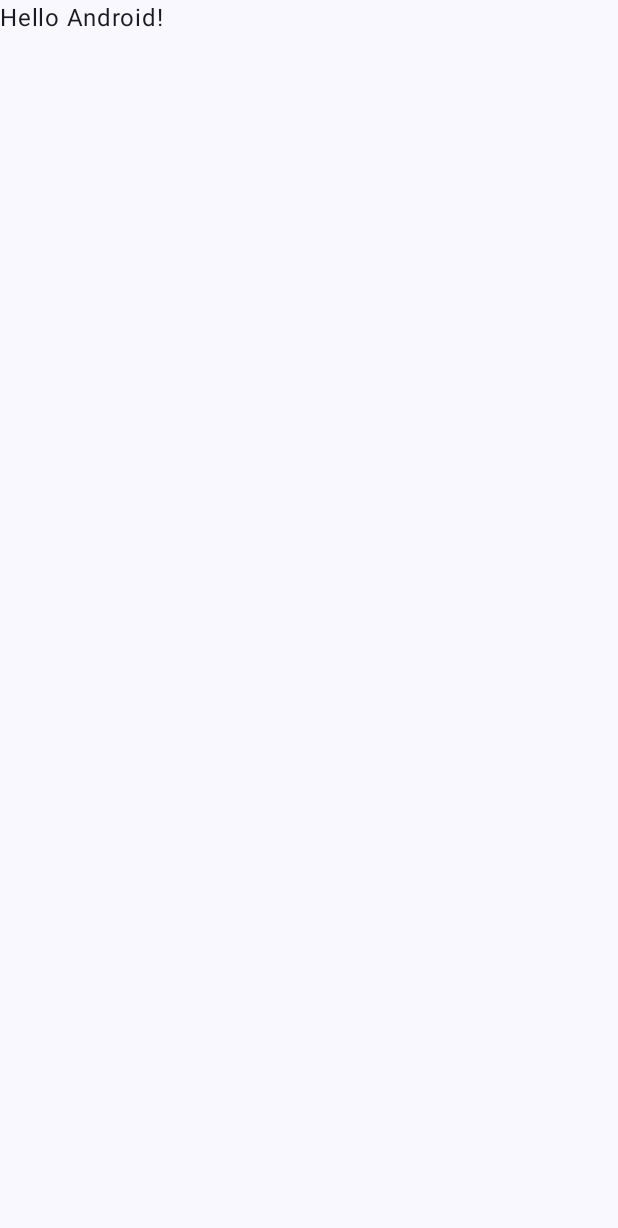
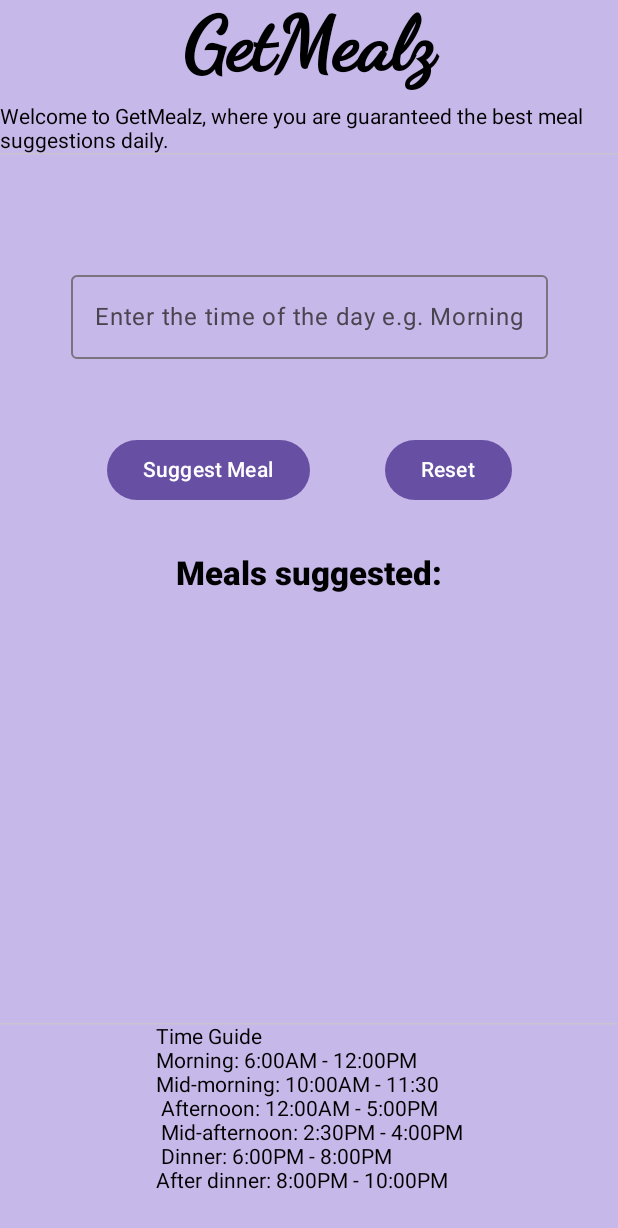
Before and after one commit to AyolaC/GetMealz3., an Android app built with Jetpack Compose: the screen it shows after launch (MainActivity), on a phone screen of 412 x 824 dp. Before the commit the part shown is almost empty. Shown: the top 1228 px of the screen. Run offline under Robolectric (Android 15) with nearby library versions, the phone set to English and light mode, and no system bars.

Commit message:
getMealz code

```diff
--- a/app/src/main/java/com/example/getmealz/MainActivity.kt
+++ b/app/src/main/java/com/example/getmealz/MainActivity.kt
@@ -3,45 +3,132 @@ package com.example.getmealz
 import android.os.Bundle
 import androidx.activity.ComponentActivity
 import androidx.activity.compose.setContent
-import androidx.activity.enableEdgeToEdge
+import androidx.compose.foundation.background
+import androidx.compose.foundation.layout.Column
+import androidx.compose.foundation.layout.Row
+import androidx.compose.foundation.layout.Spacer
 import androidx.compose.foundation.layout.fillMaxSize
-import androidx.compose.foundation.layout.padding
-import androidx.compose.material3.Scaffold
+import androidx.compose.foundation.layout.size
+import androidx.compose.material3.Button
+import androidx.compose.material3.HorizontalDivider
+import androidx.compose.material3.OutlinedTextField
 import androidx.compose.material3.Text
-import androidx.compose.runtime.Composable
+import androidx.compose.runtime.getValue
+import androidx.compose.runtime.mutableStateOf
+import androidx.compose.runtime.remember
+import androidx.compose.runtime.setValue
+import androidx.compose.ui.Alignment
+import androidx.compose.ui.Alignment.Companion.BottomStart
 import androidx.compose.ui.Modifier
-import androidx.compose.ui.tooling.preview.Preview
-import com.example.getmealz.ui.theme.GetMealzTheme
+import androidx.compose.ui.graphics.Color
+import androidx.compose.ui.layout.HorizontalAlignmentLine
+import androidx.compose.ui.layout.layoutId
+import androidx.compose.ui.text.font.FontFamily
+import androidx.compose.ui.text.font.FontWeight
+import androidx.compose.ui.unit.dp
+import androidx.compose.ui.unit.sp
+import org.intellij.lang.annotations.JdkConstants.HorizontalAlignment
 
-class MainActivity : ComponentActivity() {
+
+class MainActivity : ComponentActivity(){
+
     override fun onCreate(savedInstanceState: Bundle?) {
         super.onCreate(savedInstanceState)
-        enableEdgeToEdge()
         setContent {
-            GetMealzTheme {
-                Scaffold(modifier = Modifier.fillMaxSize()) { innerPadding ->
-                    Greeting(
-                        name = "Android",
-                        modifier = Modifier.padding(innerPadding)
-                    )
+
+
+            var time_of_day by remember {
+                mutableStateOf(value = "")
+            }
+
+            var meal_suggested by remember {
+                mutableStateOf(value = "")
+            }
+
+
+
+
+
+            Column(
+                horizontalAlignment = Alignment.CenterHorizontally,
+                modifier = Modifier
+                    .fillMaxSize()
+                    .background(Color(0xFFC7B8EA))
+            ) {
+                Text(text="GetMealz",
+                    fontWeight = FontWeight.Black,
+                    fontSize = 50.sp,
+                    fontFamily = FontFamily.Cursive
+
+
+
+                )
+
+                Spacer(modifier = Modifier.size(10.dp))
+
+                Text(text = "Welcome to GetMealz, where you are guaranteed the best meal suggestions daily.")
+
+
+                HorizontalDivider()
+                Spacer(modifier = Modifier.size(80.dp))
+
+
+                OutlinedTextField(
+                    value = time_of_day,
+                    onValueChange = { text ->
+                        time_of_day = text
+                    },
+                    placeholder = { Text(text = "Enter the time of the day e.g. Morning") }
+
+                )
+                Spacer(modifier = Modifier.size(50.dp))
+
+                Row {
+                    Button(onClick = {
+                        meal_suggested = when (time_of_day) {
+                            "Morning" -> "Option 1: Avocado Toast Recipe\n Option 2: Cereal\n Option 3: English Breakfast"
+                            "Mid-morning" -> "Option 1: Fresh Fruit Salad\n Option 2: Nuts and Seeds\n Option 3: Smoothie"
+                            "Afternoon" -> "Option 1: Grilled Chicken Wrap\n Option 2: Toasted Ham and Cheese \n Option 3: Tomato Soup with bread"
+                            "Mid-Afternoon" -> "Option 1: Chocolate\n Option 2: Slice of Cake\n Option 3: Fresh Fruit"
+                            "Dinner" -> "Option 1: Spaghetti Bolognese\n Option 2: Beef Stew with rice\n Option 3: Grilled Chicken with Roasted Vegetables"
+                            "After Dinner" -> "Option 1: Brownies\n Option 2: Malva Pudding\n Option 3: Panna Cotta"
+                            else -> "invalid time of the day! Try again Remember to begin with Capital letters"
+                        }
+                    }) {
+                        Text(text = "Suggest Meal")
+                    }
+                    Spacer(modifier = Modifier.size(50.dp))
+                    Button(onClick = {
+                        time_of_day = ""
+                        meal_suggested = ""
+                    }) {
+                        Text(text = "Reset")
+                    }
+
                 }
+                Spacer(modifier = Modifier.size(30.dp))
+                Text(
+                    text = "Meals suggested:",
+                    fontSize = 22.sp,
+                    fontWeight = FontWeight.Black
+                )
+                Spacer(modifier = Modifier.size(15.dp))
+                Text(text = " $meal_suggested")
+
+                Spacer(modifier = Modifier.size(255.dp))
+                HorizontalDivider()
+
+                Text(text =
+                    "Time Guide\nMorning: 6:00AM - 12:00PM\nMid-morning: 10:00AM - 11:30\n Afternoon: 12:00AM - 5:00PM\n Mid-afternoon: 2:30PM - 4:00PM\n Dinner: 6:00PM - 8:00PM\nAfter dinner: 8:00PM - 10:00PM")
+
+
+
+
+
             }
+
         }
     }
+
+
 }
-
-@Composable
-fun Greeting(name: String, modifier: Modifier = Modifier) {
-    Text(
-        text = "Hello $name!",
-        modifier = modifier
-    )
-}
-
-@Preview(showBackground = true)
-@Composable
-fun GreetingPreview() {
-    GetMealzTheme {
-        Greeting("Android")
-    }
-}
```
